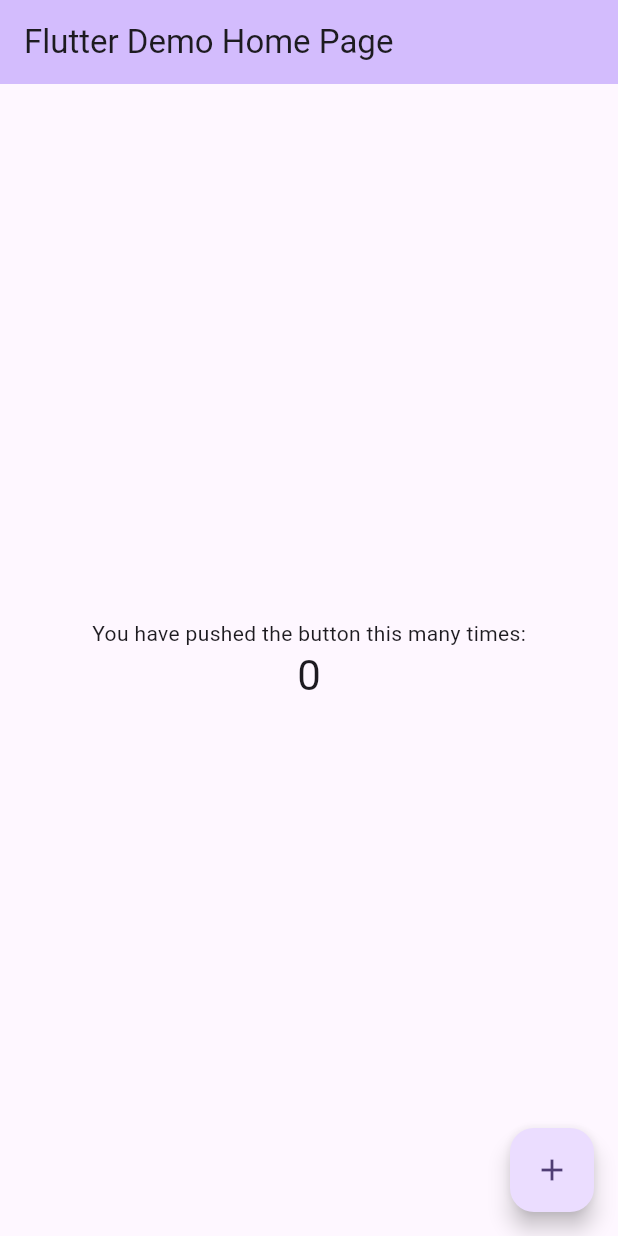
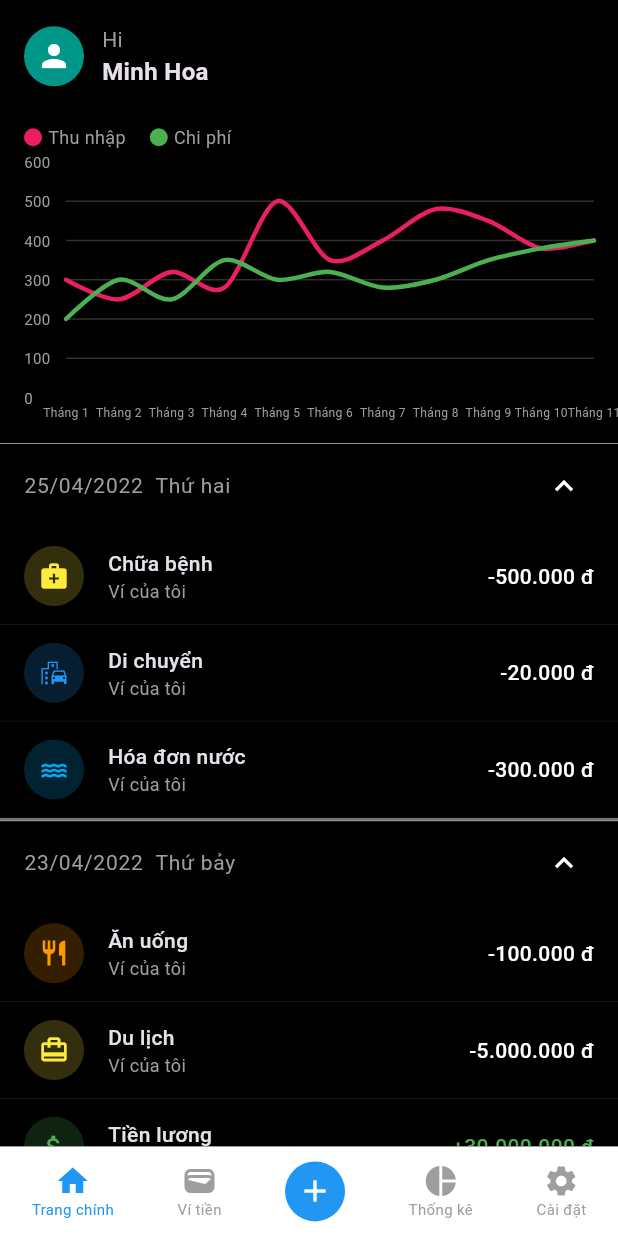
Before and after one commit to Trongg2203/flutter-school, a Flutter app: the screen it shows after launch, on a phone screen of 412 x 824 dp. Run offline on Flutter 3.47's test engine with Material 3 defaults, Android fonts, the phone set to English and light mode, and no system bars; drawn by our look-alikes of fl_chart.

Commit message:
fluter home

```diff
--- /dev/null
+++ b/lib/home.dart
@@ -0,0 +1,460 @@
+import 'package:flutter/material.dart';
+import 'package:fl_chart/fl_chart.dart';
+import 'package:intl/intl.dart';
+
+class ExpenseTrackerScreen extends StatefulWidget {
+  @override
+  _ExpenseTrackerScreenState createState() => _ExpenseTrackerScreenState();
+}
+
+class _ExpenseTrackerScreenState extends State<ExpenseTrackerScreen> {
+  int _selectedIndex = 0;
+
+  // Sample data for the line chart
+  final List<FlSpot> incomeSpots = [
+    FlSpot(0, 300),
+    FlSpot(1, 250),
+    FlSpot(2, 320),
+    FlSpot(3, 280),
+    FlSpot(4, 500),
+    FlSpot(5, 350),
+    FlSpot(6, 400),
+    FlSpot(7, 480),
+    FlSpot(8, 450),
+    FlSpot(9, 380),
+    FlSpot(10, 400),
+  ];
+
+  final List<FlSpot> expenseSpots = [
+    FlSpot(0, 200),
+    FlSpot(1, 300),
+    FlSpot(2, 250),
+    FlSpot(3, 350),
+    FlSpot(4, 300),
+    FlSpot(5, 320),
+    FlSpot(6, 280),
+    FlSpot(7, 300),
+    FlSpot(8, 350),
+    FlSpot(9, 380),
+    FlSpot(10, 400),
+  ];
+
+  // Sample transaction data
+  final List<TransactionData> transactions = [
+    TransactionData(
+      date: DateTime(2022, 4, 22),
+      items: [
+        TransactionItem(
+          name: "Chăm sóc thú cưng",
+          amount: -500000,
+          category: "pets",
+          icon: Icons.pets,
+          color: Colors.purple,
+        ),
+      ],
+    ),
+    TransactionData(
+      date: DateTime(2022, 4, 25),
+      items: [
+        TransactionItem(
+          name: "Chữa bệnh",
+          amount: -500000,
+          category: "health",
+          icon: Icons.medical_services,
+          color: Colors.yellow,
+        ),
+        TransactionItem(
+          name: "Di chuyển",
+          amount: -20000,
+          category: "transport",
+          icon: Icons.emoji_transportation,
+          color: Colors.blue,
+        ),
+        TransactionItem(
+          name: "Hóa đơn nước",
+          amount: -300000,
+          category: "utilities",
+          icon: Icons.water,
+          color: Colors.lightBlue,
+        ),
+      ],
+    ),
+    TransactionData(
+      date: DateTime(2022, 4, 23),
+      items: [
+        TransactionItem(
+          name: "Ăn uống",
+          amount: -100000,
+          category: "food",
+          icon: Icons.restaurant,
+          color: Colors.orange,
+        ),
+        TransactionItem(
+          name: "Du lịch",
+          amount: -5000000,
+          category: "travel",
+          icon: Icons.card_travel,
+          color: Colors.yellow,
+        ),
+        TransactionItem(
+          name: "Tiền lương",
+          amount: 30000000,
+          category: "income",
+          icon: Icons.attach_money,
+          color: Colors.green,
+        ),
+      ],
+    ),
+  ];
+
+  @override
+  Widget build(BuildContext context) {
+    // Sort transactions by date (newest first)
+    transactions.sort((a, b) => b.date.compareTo(a.date));
+
+    return Scaffold(
+      body: SafeArea(
+        child: Column(
+          children: [
+            // Profile header
+            _buildHeader(),
+
+            // Chart section
+            _buildChartSection(),
+
+            // Transactions list
+            Expanded(
+              child: ListView.builder(
+                itemCount: transactions.length,
+                itemBuilder: (context, index) {
+                  return _buildTransactionGroup(transactions[index]);
+                },
+              ),
+            ),
+          ],
+        ),
+      ),
+      bottomNavigationBar: _buildBottomNavigationBar(),
+    );
+  }
+
+  Widget _buildHeader() {
+    return Padding(
+      padding: const EdgeInsets.all(16.0),
+      child: Row(
+        children: [
+          CircleAvatar(
+            radius: 20,
+            backgroundColor: Colors.teal,
+            child: Icon(Icons.person, color: Colors.white),
+          ),
+          SizedBox(width: 12),
+          Column(
+            crossAxisAlignment: CrossAxisAlignment.start,
+            children: [
+              Text('Hi', style: TextStyle(color: Colors.grey)),
+              Text(
+                'Minh Hoa',
+                style: TextStyle(fontWeight: FontWeight.bold, fontSize: 16),
+              ),
+            ],
+          ),
+        ],
+      ),
+    );
+  }
+
+  Widget _buildChartSection() {
+    return Container(
+      padding: EdgeInsets.symmetric(horizontal: 16, vertical: 8),
+      height: 220,
+      child: Column(
+        crossAxisAlignment: CrossAxisAlignment.start,
+        children: [
+          Row(
+            children: [
+              _buildLegendItem('Thu nhập', Colors.pink),
+              SizedBox(width: 16),
+              _buildLegendItem('Chi phí', Colors.green),
+            ],
+          ),
+          SizedBox(height: 8),
+          Expanded(
+            child: LineChart(
+              LineChartData(
+                gridData: FlGridData(
+                  show: true,
+                  drawVerticalLine: false,
+                  horizontalInterval: 100,
+                  getDrawingHorizontalLine: (value) {
+                    return FlLine(
+                      color: Colors.grey.withOpacity(0.3),
+                      strokeWidth: 1,
+                    );
+                  },
+                ),
+                titlesData: FlTitlesData(
+                  show: true,
+                  bottomTitles: AxisTitles(
+                    sideTitles: SideTitles(
+                      showTitles: true,
+                      reservedSize: 22,
+                      getTitlesWidget: (value, meta) {
+                        int index = value.toInt();
+                        return Padding(
+                          padding: const EdgeInsets.only(top: 5),
+                          child: Text(
+                            'Tháng ${index + 1}',
+                            style: TextStyle(color: Colors.grey, fontSize: 8),
+                          ),
+                        );
+                      },
+                      interval: 1,
+                    ),
+                  ),
+                  leftTitles: AxisTitles(
+                    sideTitles: SideTitles(
+                      showTitles: true,
+                      reservedSize: 28,
+                      interval: 100,
+                      getTitlesWidget: (value, meta) {
+                        return Text(
+                          value.toInt().toString(),
+                          style: TextStyle(color: Colors.grey, fontSize: 10),
+                        );
+                      },
+                    ),
+                  ),
+                  rightTitles: AxisTitles(
+                    sideTitles: SideTitles(showTitles: false),
+                  ),
+                  topTitles: AxisTitles(
+                    sideTitles: SideTitles(showTitles: false),
+                  ),
+                ),
+                borderData: FlBorderData(show: false),
+                minX: 0,
+                maxX: 10,
+                minY: 0,
+                maxY: 600,
+                lineTouchData: LineTouchData(
+                  enabled: true,
+                  touchTooltipData: LineTouchTooltipData(
+                    tooltipBgColor: Colors.blueGrey.withOpacity(0.8),
+                  ),
+                ),
+                lineBarsData: [
+                  // Income line (pink)
+                  LineChartBarData(
+                    spots: incomeSpots,
+                    isCurved: true,
+                    curveSmoothness: 0.3,
+                    color: Colors.pink,
+                    barWidth: 3,
+                    isStrokeCapRound: true,
+                    dotData: FlDotData(show: false),
+                    belowBarData: BarAreaData(show: false),
+                  ),
+                  // Expense line (green)
+                  LineChartBarData(
+                    spots: expenseSpots,
+                    isCurved: true,
+                    curveSmoothness: 0.3,
+                    color: Colors.green,
+                    barWidth: 3,
+                    isStrokeCapRound: true,
+                    dotData: FlDotData(show: false),
+                    belowBarData: BarAreaData(show: false),
+                  ),
+                ],
+              ),
+            ),
+          ),
+        ],
+      ),
+    );
+  }
+
+  Widget _buildLegendItem(String title, Color color) {
+    return Row(
+      children: [
+        Container(
+          width: 12,
+          height: 12,
+          decoration: BoxDecoration(color: color, shape: BoxShape.circle),
+        ),
+        SizedBox(width: 4),
+        Text(title, style: TextStyle(color: Colors.grey, fontSize: 12)),
+      ],
+    );
+  }
+
+  Widget _buildTransactionGroup(TransactionData data) {
+    final dateFormatter = DateFormat('dd/MM/yyyy');
+    final dayName = _getVietnameseDayName(data.date.weekday);
+    String formattedDate = dateFormatter.format(data.date);
+
+    return ExpansionTile(
+      initiallyExpanded: true,
+      title: Row(
+        children: [
+          Text(
+            formattedDate,
+            style: TextStyle(color: Colors.grey, fontSize: 14),
+          ),
+          SizedBox(width: 8),
+          Text(dayName, style: TextStyle(color: Colors.grey, fontSize: 14)),
+        ],
+      ),
+      collapsedTextColor: Colors.white,
+      textColor: Colors.white,
+      iconColor: Colors.white,
+      children: data.items.map((item) => _buildTransactionItem(item)).toList(),
+    );
+  }
+
+  String _getVietnameseDayName(int weekday) {
+    switch (weekday) {
+      case DateTime.monday:
+        return 'Thứ hai';
+      case DateTime.tuesday:
+        return 'Thứ ba';
+      case DateTime.wednesday:
+        return 'Thứ tư';
+      case DateTime.thursday:
+        return 'Thứ năm';
+      case DateTime.friday:
+        return 'Thứ sáu';
+      case DateTime.saturday:
+        return 'Thứ bảy';
+      case DateTime.sunday:
+        return 'Chủ nhật';
+      default:
+        return '';
+    }
+  }
+
+  Widget _buildTransactionItem(TransactionItem item) {
+    final numberFormat = NumberFormat.decimalPattern('vi_VN');
+    final formattedAmount = numberFormat.format(item.amount.abs());
+    final sign = item.amount >= 0 ? '+' : '-';
+
+    return Container(
+      padding: EdgeInsets.symmetric(horizontal: 16, vertical: 12),
+      decoration: BoxDecoration(
+        border: Border(
+          bottom: BorderSide(color: Colors.grey.withOpacity(0.2), width: 0.5),
+        ),
+      ),
+      child: Row(
+        children: [
+          CircleAvatar(
+            backgroundColor: item.color.withOpacity(0.2),
+            child: Icon(item.icon, color: item.color, size: 20),
+          ),
+          SizedBox(width: 16),
+          Expanded(
+            child: Column(
+              crossAxisAlignment: CrossAxisAlignment.start,
+              children: [
+                Text(item.name, style: TextStyle(fontWeight: FontWeight.w500)),
+                Text(
+                  'Ví của tôi',
+                  style: TextStyle(color: Colors.grey, fontSize: 12),
+                ),
+              ],
+            ),
+          ),
+          Text(
+            '$sign$formattedAmount đ',
+            style: TextStyle(
+              color: item.amount >= 0 ? Colors.green : Colors.white,
+              fontWeight: FontWeight.w500,
+            ),
+          ),
+        ],
+      ),
+    );
+  }
+
+  Widget _buildBottomNavigationBar() {
+    return Container(
+      height: 60,
+      decoration: BoxDecoration(
+        color: Colors.white,
+        border: Border(top: BorderSide(color: Colors.grey, width: 0.5)),
+      ),
+      child: Row(
+        mainAxisAlignment: MainAxisAlignment.spaceAround,
+        children: [
+          _buildNavItem(0, Icons.home, 'Trang chính'),
+          _buildNavItem(1, Icons.wallet, 'Ví tiền'),
+          _buildAddButton(),
+          _buildNavItem(3, Icons.pie_chart, 'Thống kê'),
+          _buildNavItem(4, Icons.settings, 'Cài đặt'),
+        ],
+      ),
+    );
+  }
+
+  Widget _buildNavItem(int index, IconData icon, String label) {
+    final isSelected = _selectedIndex == index;
+    return InkWell(
+      onTap: () {
+        setState(() {
+          _selectedIndex = index;
+        });
+      },
+      child: Column(
+        mainAxisAlignment: MainAxisAlignment.center,
+        children: [
+          Icon(icon, color: isSelected ? Colors.blue : Colors.grey, size: 24),
+          Text(
+            label,
+            style: TextStyle(
+              color: isSelected ? Colors.blue : Colors.grey,
+              fontSize: 10,
+            ),
+          ),
+        ],
+      ),
+    );
+  }
+
+  Widget _buildAddButton() {
+    return Container(
+      width: 40,
+      height: 40,
+      decoration: BoxDecoration(color: Colors.blue, shape: BoxShape.circle),
+      child: IconButton(
+        icon: Icon(Icons.add, color: Colors.white),
+        onPressed: () {
+          // Add new transaction action
+        },
+      ),
+    );
+  }
+}
+
+class TransactionData {
+  final DateTime date;
+  final List<TransactionItem> items;
+
+  TransactionData({required this.date, required this.items});
+}
+
+class TransactionItem {
+  final String name;
+  final int amount;
+  final String category;
+  final IconData icon;
+  final Color color;
+
+  TransactionItem({
+    required this.name,
+    required this.amount,
+    required this.category,
+    required this.icon,
+    required this.color,
+  });
+}
--- a/lib/main.dart
+++ b/lib/main.dart
@@ -1,122 +1,25 @@
 import 'package:flutter/material.dart';
+import 'package:intl/date_symbol_data_local.dart';
+import 'home.dart';
 
-void main() {
-  runApp(const MyApp());
+void main() async {
+  WidgetsFlutterBinding.ensureInitialized();
+  await initializeDateFormatting('vi_VN', null);
+  runApp(MyApp());
 }
 
 class MyApp extends StatelessWidget {
-  const MyApp({super.key});
-
-  // This widget is the root of your application.
   @override
   Widget build(BuildContext context) {
     return MaterialApp(
-      title: 'Flutter Demo',
+      title: 'Expense Tracker',
       theme: ThemeData(
-        // This is the theme of your application.
-        //
-        // TRY THIS: Try running your application with "flutter run". You'll see
-        // the application has a purple toolbar. Then, without quitting the app,
-        // try changing the seedColor in the colorScheme below to Colors.green
-        // and then invoke "hot reload" (save your changes or press the "hot
-        // reload" button in a Flutter-supported IDE, or press "r" if you used
-        // the command line to start the app).
-        //
-        // Notice that the counter didn't reset back to zero; the application
-        // state is not lost during the reload. To reset the state, use hot
-        // restart instead.
-        //
-        // This works for code too, not just values: Most code changes can be
-        // tested with just a hot reload.
-        colorScheme: ColorScheme.fromSeed(seedColor: Colors.deepPurple),
+        primarySwatch: Colors.blue,
+        brightness: Brightness.dark,
+        scaffoldBackgroundColor: Colors.black,
       ),
-      home: const MyHomePage(title: 'Flutter Demo Home Page'),
+      home: ExpenseTrackerScreen(),
+      debugShowCheckedModeBanner: false,
     );
   }
 }
-
-class MyHomePage extends StatefulWidget {
-  const MyHomePage({super.key, required this.title});
-
-  // This widget is the home page of your application. It is stateful, meaning
-  // that it has a State object (defined below) that contains fields that affect
-  // how it looks.
-
-  // This class is the configuration for the state. It holds the values (in this
-  // case the title) provided by the parent (in this case the App widget) and
-  // used by the build method of the State. Fields in a Widget subclass are
-  // always marked "final".
-
-  final String title;
-
-  @override
-  State<MyHomePage> createState() => _MyHomePageState();
-}
-
-class _MyHomePageState extends State<MyHomePage> {
-  int _counter = 0;
-
-  void _incrementCounter() {
-    setState(() {
-      // This call to setState tells the Flutter framework that something has
-      // changed in this State, which causes it to rerun the build method below
-      // so that the display can reflect the updated values. If we changed
-      // _counter without calling setState(), then the build method would not be
-      // called again, and so nothing would appear to happen.
-      _counter++;
-    });
-  }
-
-  @override
-  Widget build(BuildContext context) {
-    // This method is rerun every time setState is called, for instance as done
-    // by the _incrementCounter method above.
-    //
-    // The Flutter framework has been optimized to make rerunning build methods
-    // fast, so that you can just rebuild anything that needs updating rather
-    // than having to individually change instances of widgets.
-    return Scaffold(
-      appBar: AppBar(
-        // TRY THIS: Try changing the color here to a specific color (to
-        // Colors.amber, perhaps?) and trigger a hot reload to see the AppBar
-        // change color while the other colors stay the same.
-        backgroundColor: Theme.of(context).colorScheme.inversePrimary,
-        // Here we take the value from the MyHomePage object that was created by
-        // the App.build method, and use it to set our appbar title.
-        title: Text(widget.title),
-      ),
-      body: Center(
-        // Center is a layout widget. It takes a single child and positions it
-        // in the middle of the parent.
-        child: Column(
-          // Column is also a layout widget. It takes a list of children and
-          // arranges them vertically. By default, it sizes itself to fit its
-          // children horizontally, and tries to be as tall as its parent.
-          //
-          // Column has various properties to control how it sizes itself and
-          // how it positions its children. Here we use mainAxisAlignment to
-          // center the children vertically; the main axis here is the vertical
-          // axis because Columns are vertical (the cross axis would be
-          // horizontal).
-          //
-          // TRY THIS: Invoke "debug painting" (choose the "Toggle Debug Paint"
-          // action in the IDE, or press "p" in the console), to see the
-          // wireframe for each widget.
-          mainAxisAlignment: MainAxisAlignment.center,
-          children: <Widget>[
-            const Text('You have pushed the button this many times:'),
-            Text(
-              '$_counter',
-              style: Theme.of(context).textTheme.headlineMedium,
-            ),
-          ],
-        ),
-      ),
-      floatingActionButton: FloatingActionButton(
-        onPressed: _incrementCounter,
-        tooltip: 'Increment',
-        child: const Icon(Icons.add),
-      ), // This trailing comma makes auto-formatting nicer for build methods.
-    );
-  }
-}
--- a/pubspec.yaml
+++ b/pubspec.yaml
@@ -30,6 +30,8 @@ environment:
 dependencies:
   flutter:
     sdk: flutter
+  fl_chart: ^0.63.0
+  intl: ^0.18.1
 
   # The following adds the Cupertino Icons font to your application.
   # Use with the CupertinoIcons class for iOS style icons.
```
Also changed, not shown: pubspec.lock.
